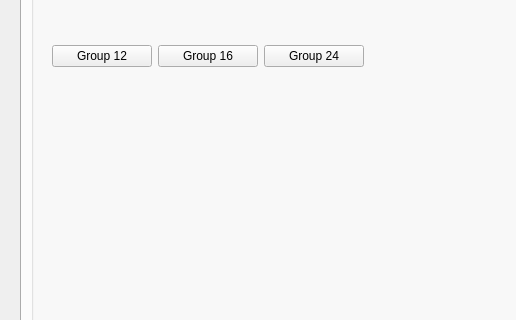
First picture: the form in spr_main.ui, repository ad-build-test/pydm-mps, before the edit; both pictures show x 0 to 516 and y 264 to 584 of the 1191 by 700 pixel window.
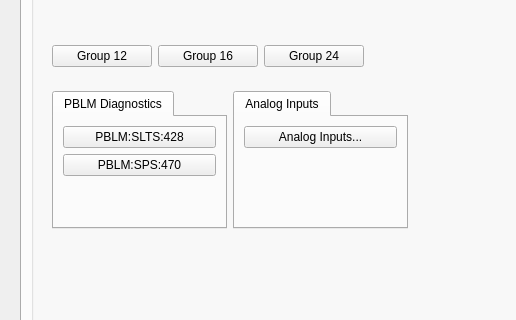
Second picture: the form after the edit. The open tabs and pages were chosen to show the change. Custom widgets are drawn as their Qt base class.

Commit message: Add analog buttons, change window size

```diff
--- a/spr_main.ui
+++ b/spr_main.ui
@@ -629,7 +629,23 @@
                </layout>
               </widget>
              </item>
-             <item row="2" column="0">
+             <item row="0" column="0">
+              <widget class="PyDMEmbeddedDisplay" name="PyDMEmbeddedDisplay_2">
+               <property name="minimumSize">
+                <size>
+                 <width>875</width>
+                 <height>210</height>
+                </size>
+               </property>
+               <property name="toolTip">
+                <string/>
+               </property>
+               <property name="filename" stdset="0">
+                <string>$PHYSICS_TOP/mps_configuration/current/display/areas/mps_sps_link_nodes.ui</string>
+               </property>
+              </widget>
+             </item>
+             <item row="3" column="0">
               <spacer name="verticalSpacer_4">
                <property name="orientation">
                 <enum>Qt::Vertical</enum>
@@ -642,6 +658,203 @@
                </property>
               </spacer>
              </item>
+             <item row="2" column="0">
+              <widget class="QFrame" name="frame_7">
+               <property name="frameShape">
+                <enum>QFrame::NoFrame</enum>
+               </property>
+               <property name="frameShadow">
+                <enum>QFrame::Raised</enum>
+               </property>
+               <layout class="QGridLayout" name="gridLayout_16" columnstretch="1,3,0">
+                <item row="0" column="2">
+                 <spacer name="horizontalSpacer_4">
+                  <property name="orientation">
+                   <enum>Qt::Horizontal</enum>
+                  </property>
+                  <property name="sizeHint" stdset="0">
+                   <size>
+                    <width>40</width>
+                    <height>20</height>
+                   </size>
+                  </property>
+                 </spacer>
+                </item>
+                <item row="0" column="0">
+                 <widget class="QTabWidget" name="tabWidget_3">
+                  <property name="maximumSize">
+                   <size>
+                    <width>175</width>
+                    <height>16777215</height>
+                   </size>
+                  </property>
+                  <property name="currentIndex">
+                   <number>0</number>
+                  </property>
+                  <widget class="QWidget" name="tab_2">
+                   <attribute name="title">
+                    <string>PBLM Diagnostics</string>
+                   </attribute>
+                   <layout class="QGridLayout" name="gridLayout_17">
+                    <item row="1" column="0">
+                     <widget class="PyDMEDMDisplayButton" name="PyDMEDMDisplayButton_7">
+                      <property name="minimumSize">
+                       <size>
+                        <width>150</width>
+                        <height>20</height>
+                       </size>
+                      </property>
+                      <property name="toolTip">
+                       <string/>
+                      </property>
+                      <property name="text">
+                       <string>PBLM:SPS:470</string>
+                      </property>
+                      <property name="filenames" stdset="0">
+                       <stringlist>
+                        <string>$EDM/bcs/bcs_pblm_status.edl</string>
+                       </stringlist>
+                      </property>
+                      <property name="titles" stdset="0">
+                       <stringlist>
+                        <string></string>
+                       </stringlist>
+                      </property>
+                      <property name="showIcon" stdset="0">
+                       <bool>false</bool>
+                      </property>
+                      <property name="macros" stdset="0">
+                       <stringlist>
+                        <string>BLM=PBLM:SPS:470</string>
+                       </stringlist>
+                      </property>
+                      <property name="openInNewWindow" stdset="0">
+                       <bool>true</bool>
+                      </property>
+                     </widget>
+                    </item>
+                    <item row="0" column="0">
+                     <widget class="PyDMEDMDisplayButton" name="PyDMEDMDisplayButton_6">
+                      <property name="minimumSize">
+                       <size>
+                        <width>150</width>
+                        <height>20</height>
+                       </size>
+                      </property>
+                      <property name="toolTip">
+                       <string/>
+                      </property>
+                      <property name="text">
+                       <string>PBLM:SLTS:428</string>
+                      </property>
+                      <property name="filenames" stdset="0">
+                       <stringlist>
+                        <string>$EDM/bcs/bcs_pblm_status.edl</string>
+                       </stringlist>
+                      </property>
+                      <property name="titles" stdset="0">
+                       <stringlist>
+                        <string></string>
+                       </stringlist>
+                      </property>
+                      <property name="showIcon" stdset="0">
+                       <bool>false</bool>
+                      </property>
+                      <property name="macros" stdset="0">
+                       <stringlist>
+                        <string>BLM=PBLM:SLTS:428</string>
+                       </stringlist>
+                      </property>
+                      <property name="openInNewWindow" stdset="0">
+                       <bool>true</bool>
+                      </property>
+                     </widget>
+                    </item>
+                    <item row="2" column="0">
+                     <spacer name="verticalSpacer_9">
+                      <property name="orientation">
+                       <enum>Qt::Vertical</enum>
+                      </property>
+                      <property name="sizeHint" stdset="0">
+                       <size>
+                        <width>20</width>
+                        <height>40</height>
+                       </size>
+                      </property>
+                     </spacer>
+                    </item>
+                   </layout>
+                  </widget>
+                 </widget>
+                </item>
+                <item row="0" column="1">
+                 <widget class="QTabWidget" name="tabWidget_4">
+                  <property name="maximumSize">
+                   <size>
+                    <width>175</width>
+                    <height>16777215</height>
+                   </size>
+                  </property>
+                  <property name="currentIndex">
+                   <number>0</number>
+                  </property>
+                  <widget class="QWidget" name="tab_7">
+                   <attribute name="title">
+                    <string>Analog Inputs</string>
+                   </attribute>
+                   <layout class="QGridLayout" name="gridLayout_18">
+                    <item row="0" column="0">
+                     <widget class="PyDMRelatedDisplayButton" name="PyDMRelatedDisplayButton_9">
+                      <property name="minimumSize">
+                       <size>
+                        <width>150</width>
+                        <height>20</height>
+                       </size>
+                      </property>
+                      <property name="toolTip">
+                       <string/>
+                      </property>
+                      <property name="text">
+                       <string>Analog Inputs...</string>
+                      </property>
+                      <property name="filenames" stdset="0">
+                       <stringlist>
+                        <string>mps_threshold_area.ui</string>
+                       </stringlist>
+                      </property>
+                      <property name="showIcon" stdset="0">
+                       <bool>false</bool>
+                      </property>
+                      <property name="macros" stdset="0">
+                       <stringlist>
+                        <string>{&quot;AREA&quot;:&quot;SPS&quot;}</string>
+                       </stringlist>
+                      </property>
+                      <property name="openInNewWindow" stdset="0">
+                       <bool>true</bool>
+                      </property>
+                     </widget>
+                    </item>
+                    <item row="1" column="0">
+                     <spacer name="verticalSpacer_8">
+                      <property name="orientation">
+                       <enum>Qt::Vertical</enum>
+                      </property>
+                      <property name="sizeHint" stdset="0">
+                       <size>
+                        <width>20</width>
+                        <height>40</height>
+                       </size>
+                      </property>
+                     </spacer>
+                    </item>
+                   </layout>
+                  </widget>
+                 </widget>
+                </item>
+               </layout>
+              </widget>
+             </item>
             </layout>
            </widget>
           </item>
```
Left out of the diff: 223 changed lines with no effect on the pictures.
